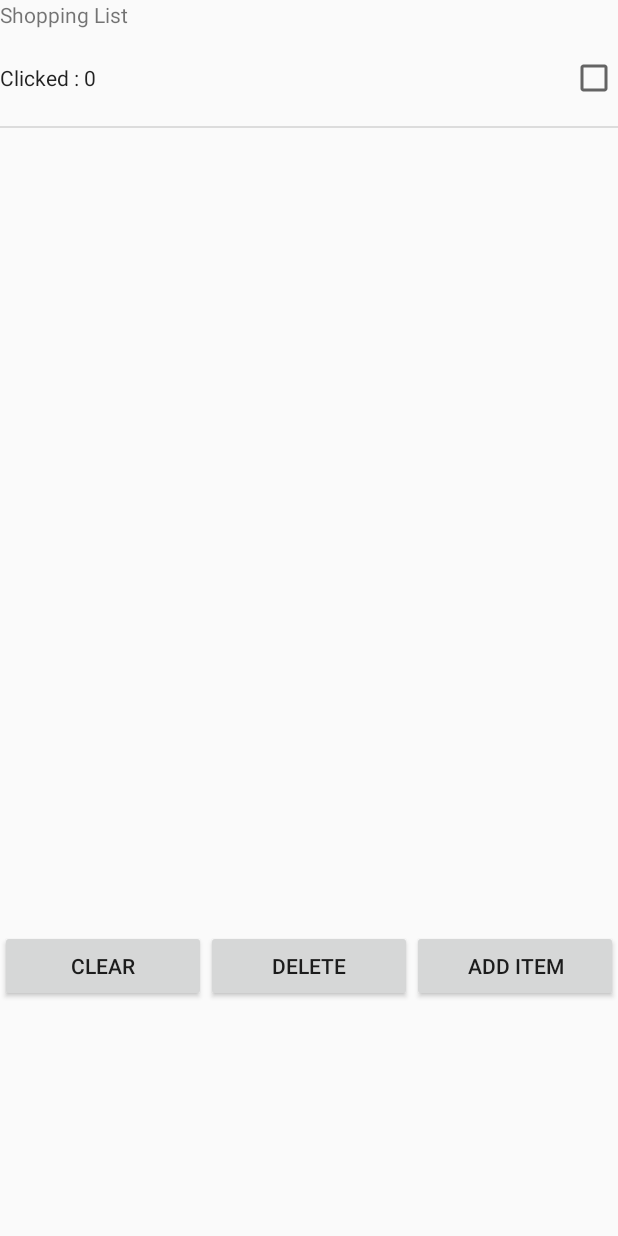
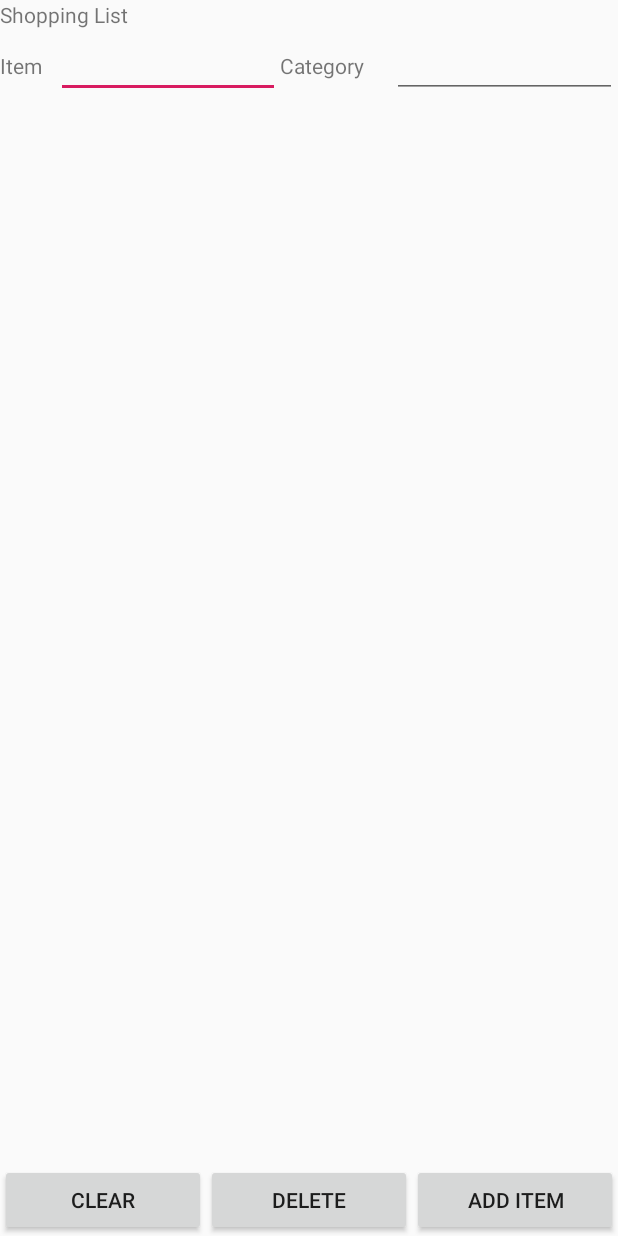
Before and after one commit to liubryann/shop-circuit, an Android app: the ShoppingListActivity screen opened directly, with no data from a screen before it, after a tap on "ADD ITEM", on a phone screen of 412 x 824 dp. Run offline under Robolectric (Android 15) with nearby library versions, the phone set to English and light mode, and no system bars; 2 statements that could not run were skipped.

Commit message:
Bryan Liu: added delete function, item name and category

```diff
--- a/app/src/main/java/com/uoft/hacks/seven/shopcircuit/shoppinglist/ShoppingListActivity.java
+++ b/app/src/main/java/com/uoft/hacks/seven/shopcircuit/shoppinglist/ShoppingListActivity.java
@@ -4,31 +4,73 @@ import android.app.ListActivity;
 import android.os.Bundle;
 import android.view.View;
 import android.widget.ArrayAdapter;
+import android.widget.AutoCompleteTextView;
 import android.widget.CheckedTextView;
+import android.widget.Toast;
 import androidx.annotation.Nullable;
-import androidx.appcompat.app.AppCompatActivity;
 import com.uoft.hacks.seven.shopcircuit.R;
 import java.util.ArrayList;
 
 public class ShoppingListActivity extends ListActivity {
+  private ShoppingList shoppingList;
+  Item item;
   private ArrayList<String> listItems = new ArrayList<>();
   private ArrayList<String> selected = new ArrayList<>();
   private ArrayAdapter<String> adapter;
-  private int clickCounter = 0;
-  CheckedTextView checkBox;
+  private ArrayAdapter<String> itemAdapter;
+  private ArrayAdapter<String> categoryAdapter;
+
+  private AutoCompleteTextView actvItem;
+  private AutoCompleteTextView actvCategory;
+  CheckedTextView cView;
+
+  String[] fruits = {"Apple", "Banana", "Cherry", "Date", "Grape", "Kiwi", "Mango", "Pear"};
+  //change to items we have in db
+  String[] categories ={"Fruits", "Meat", "Cereal"};
 
   @Override
   protected void onCreate(@Nullable Bundle savedInstanceState) {
     super.onCreate(savedInstanceState);
     setContentView(R.layout.shopping_list_layout);
 
-    adapter = new ArrayAdapter<String>(this, R.layout.item, listItems);
+    shoppingList = new ShoppingList();
+
+    adapter = new ArrayAdapter(this, R.layout.item, listItems);
     setListAdapter(adapter);
+
+    itemAdapter = new ArrayAdapter(this, R.layout.autocomplete, fruits);
+    categoryAdapter = new ArrayAdapter(this, R.layout.autocomplete, categories);
+
+    actvItem = findViewById(R.id.autoCompleteItem);
+    actvItem.setThreshold(1);
+    actvItem.setAdapter(itemAdapter);
+
+    actvCategory = findViewById(R.id.autoCompleteCategory);
+    actvCategory.setThreshold(1);
+    actvCategory.setAdapter(categoryAdapter);
   }
 
   public void addItems(View v){
-    listItems.add("Clicked : " + clickCounter++);
+    String itemName = actvItem.getText().toString();
+    String category = actvCategory.getText().toString();
+    if (itemName.equals("") || category.equals("")){
+      return;
+    }
+
+    item = new Item(itemName, category);
+
+    if (listItems.contains(item.getName() + " : " + item.getCategory())){
+      Toast.makeText(this, "Item is already in list", Toast.LENGTH_LONG).show();
+      return;
+    }
+    //sql stuff idk
+    listItems.add(item.getName() + " : " + item.getCategory());
+    shoppingList.addItemToList(item);
+
     adapter.notifyDataSetChanged();
+    actvItem.setText("");
+    actvCategory.setText("");
+    actvItem.requestFocus();
   }
 
   public void clear(View v){
@@ -36,17 +78,33 @@ public class ShoppingListActivity extends ListActivity {
     adapter.notifyDataSetChanged();
   }
 
-  public void delete(View v){
-  //Todo
+  public void delete(View v) {
+    int colon;
+    for (String selectedItem : selected) {
+      listItems.remove(selectedItem);
+      colon = selectedItem.indexOf(":");
+      item = new Item(selectedItem.substring(0, colon -1), selectedItem.substring(colon +1));
+      shoppingList.removeItemFromList(item);
+    }
+    selected.clear();
+    cView.setChecked(false);
+    adapter.notifyDataSetChanged();
   }
 
   public void toggle(View v){
-    CheckedTextView cView = v.findViewById(R.id.checkedTextView);
+    cView = v.findViewById(R.id.checkedTextView);
     if(cView.isChecked()){
       cView.setChecked(false);
+      for (String item : selected){
+        if (cView.getText().toString().equals(item)){
+          selected.remove(item);
+          break;
+        }
+      }
     }
     else{
       cView.setChecked(true);
+      selected.add(cView.getText().toString());
     }
   }
 }
--- a/app/src/main/res/layout/shopping_list_layout.xml
+++ b/app/src/main/res/layout/shopping_list_layout.xml
@@ -7,10 +7,42 @@
     android:layout_height="20dp"
     android:text="@string/shopping_list"/>
 
+  <LinearLayout
+    android:layout_width="match_parent"
+    android:layout_height="wrap_content"
+    android:orientation="horizontal">
+    <TextView
+      android:layout_width="0dp"
+      android:layout_height="wrap_content"
+      android:layout_weight="0.1"
+      android:text="@string/item"
+      />
+    <AutoCompleteTextView
+      android:id="@+id/autoCompleteItem"
+      android:layout_width="0dp"
+      android:layout_height="wrap_content"
+      android:layout_weight="0.4">
+      <requestFocus/>
+    </AutoCompleteTextView>
+    <TextView
+      android:layout_width="0dp"
+      android:layout_height="wrap_content"
+      android:layout_weight="0.2"
+      android:text="@string/category"
+      />
+    <AutoCompleteTextView
+      android:id="@+id/autoCompleteCategory"
+      android:layout_width="0dp"
+      android:layout_height="wrap_content"
+      android:layout_weight="0.4">
+    </AutoCompleteTextView>
+  </LinearLayout>
+
     <ListView
       android:id="@android:id/list"
       android:layout_width="match_parent"
-      android:layout_height="600dp"
+      android:layout_height="0dp"
+      android:layout_weight="1"
       android:drawSelectorOnTop="true"/>
 
   <LinearLayout
--- a/app/src/main/res/values/strings.xml
+++ b/app/src/main/res/values/strings.xml
@@ -5,4 +5,6 @@
   <string name="add_item">Add Item</string>
   <string name="clear">Clear</string>
   <string name="delete">Delete</string>
+  <string name="item">Item</string>
+  <string name="category">Category</string>
 </resources>
```
Also changed, not shown: app/src/main/java/com/uoft/hacks/seven/shopcircuit/shoppinglist/CheckBoxButton.java (deleted, +0 -17 lines), app/src/main/java/com/uoft/hacks/seven/shopcircuit/shoppinglist/ShoppingList.java (+15 -20 lines).
